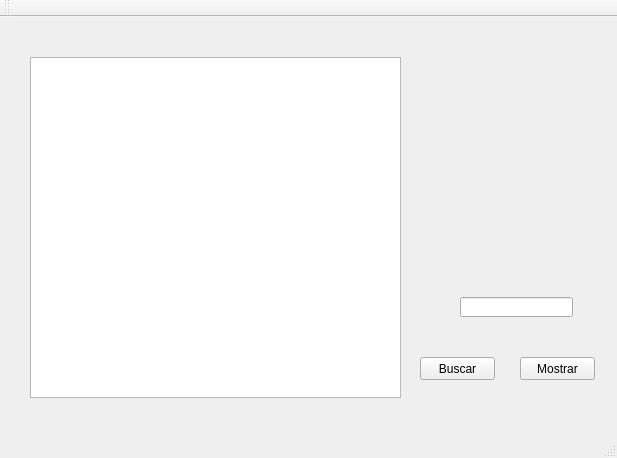
Before: the Qt Designer form mainwindow.ui in jufergom/ProyectoEstructura1, drawn with Qt 5.
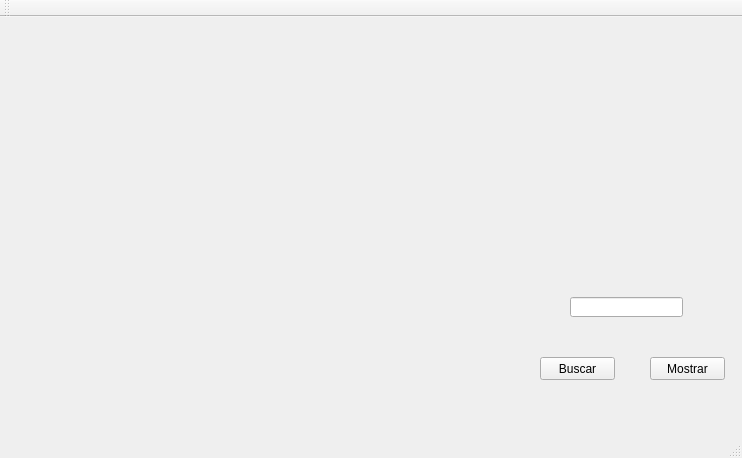
After: the same form once the commit is applied.

Diff of the .ui file:
```diff
--- a/mainwindow.ui
+++ b/mainwindow.ui
@@ -6,7 +6,7 @@
    <rect>
     <x>0</x>
     <y>0</y>
-    <width>617</width>
+    <width>742</width>
     <height>458</height>
    </rect>
   </property>
@@ -17,7 +17,7 @@
    <widget class="QPushButton" name="pushButtonBuscar">
     <property name="geometry">
      <rect>
-      <x>420</x>
+      <x>540</x>
       <y>340</y>
       <width>75</width>
       <height>23</height>
@@ -30,27 +30,17 @@
    <widget class="QLineEdit" name="lineEditWord">
     <property name="geometry">
      <rect>
-      <x>460</x>
+      <x>570</x>
       <y>280</y>
       <width>113</width>
       <height>20</height>
      </rect>
     </property>
    </widget>
-   <widget class="QTextEdit" name="textEditTweets">
-    <property name="geometry">
-     <rect>
-      <x>30</x>
-      <y>40</y>
-      <width>371</width>
-      <height>341</height>
-     </rect>
-    </property>
-   </widget>
    <widget class="QPushButton" name="pushButtonMostrar">
     <property name="geometry">
      <rect>
-      <x>520</x>
+      <x>650</x>
       <y>340</y>
       <width>75</width>
       <height>23</height>
```
Left out of the diff: 2 changed lines with no effect on the pictures.
